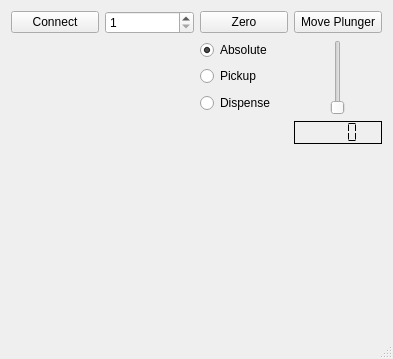
reivax-boucoi/QT, file test_gui/mainwindow.ui: the form before one commit.
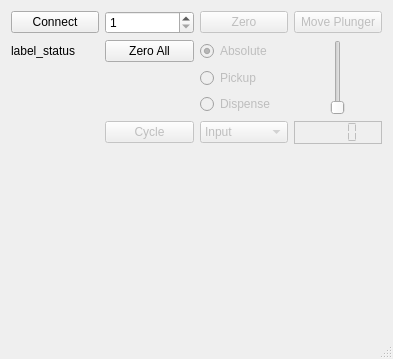
The form after the commit.

What changed in the file:
```diff
--- a/test_gui/mainwindow.ui
+++ b/test_gui/mainwindow.ui
@@ -30,6 +30,9 @@
     </item>
     <item row="0" column="3">
      <widget class="QPushButton" name="initbutton">
+      <property name="enabled">
+       <bool>false</bool>
+      </property>
       <property name="sizePolicy">
        <sizepolicy hsizetype="Preferred" vsizetype="Fixed">
         <horstretch>0</horstretch>
@@ -46,6 +49,9 @@
     </item>
     <item row="3" column="3">
      <widget class="QRadioButton" name="radioButton_pickup">
+      <property name="enabled">
+       <bool>false</bool>
+      </property>
       <property name="text">
        <string>Pickup</string>
       </property>
@@ -100,6 +106,9 @@
     </item>
     <item row="0" column="4">
      <widget class="QPushButton" name="plungermovebutton">
+      <property name="enabled">
+       <bool>false</bool>
+      </property>
       <property name="sizePolicy">
        <sizepolicy hsizetype="Preferred" vsizetype="Fixed">
         <horstretch>0</horstretch>
@@ -113,6 +122,9 @@
     </item>
     <item row="5" column="4">
      <widget class="QLCDNumber" name="lcdNumber">
+      <property name="enabled">
+       <bool>false</bool>
+      </property>
       <property name="frameShape">
        <enum>QFrame::Box</enum>
       </property>
@@ -135,6 +147,9 @@
     </item>
     <item row="2" column="3">
      <widget class="QRadioButton" name="radioButton_absolute">
+      <property name="enabled">
+       <bool>false</bool>
+      </property>
       <property name="text">
        <string>Absolute</string>
       </property>
@@ -145,6 +160,9 @@
     </item>
     <item row="4" column="3">
      <widget class="QRadioButton" name="radioButton_dispense">
+      <property name="enabled">
+       <bool>false</bool>
+      </property>
       <property name="text">
        <string>Dispense</string>
       </property>
@@ -163,6 +181,57 @@
       </property>
      </spacer>
     </item>
+    <item row="5" column="3">
+     <widget class="QComboBox" name="comboBox_valve">
+      <property name="enabled">
+       <bool>false</bool>
+      </property>
+      <item>
+       <property name="text">
+        <string>Input</string>
+       </property>
+      </item>
+      <item>
+       <property name="text">
+        <string>Output</string>
+       </property>
+      </item>
+      <item>
+       <property name="text">
+        <string>Bypass</string>
+       </property>
+      </item>
+      <item>
+       <property name="text">
+        <string>Extra</string>
+       </property>
+      </item>
+     </widget>
+    </item>
+    <item row="5" column="2">
+     <widget class="QPushButton" name="pushButton_cycle">
+      <property name="enabled">
+       <bool>false</bool>
+      </property>
+      <property name="text">
+       <string>Cycle</string>
+      </property>
+     </widget>
+    </item>
+    <item row="2" column="1">
+     <widget class="QLabel" name="label_status">
+      <property name="text">
+       <string>label_status</string>
+      </property>
+     </widget>
+    </item>
+    <item row="2" column="2">
+     <widget class="QPushButton" name="pushButton_zeroall">
+      <property name="text">
+       <string>Zero All</string>
+      </property>
+     </widget>
+    </item>
    </layout>
   </widget>
   <widget class="QStatusBar" name="statusBar"/>
```
Left out of the diff: 8 changed lines with no effect on the pictures.
